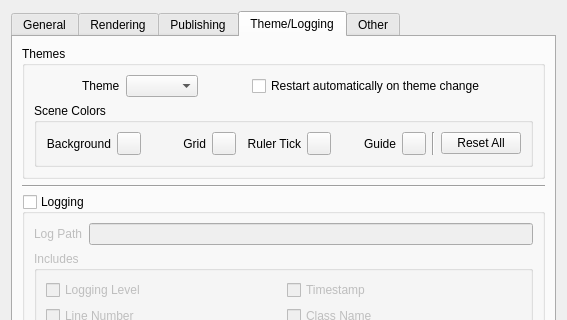
Before: the Qt Designer form mainApp/preferences.ui in trevorsandy/lpub3d-ci, drawn with Qt 5; both pictures show x 0 to 567 and y 0 to 320 of the 567 by 669 pixel window.
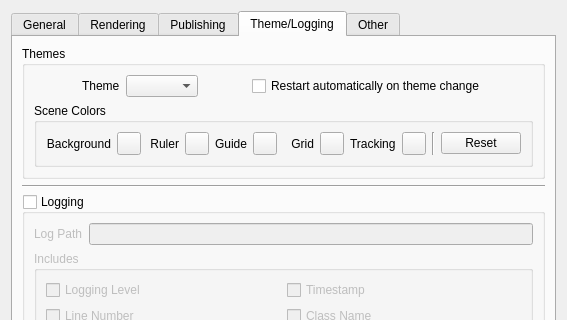
After: the same form once the commit is applied. Icons and pictures are not drawn.

Commit message: Add scene ruler mouse tracking for snap to grid #252

```diff
--- a/mainApp/preferences.ui
+++ b/mainApp/preferences.ui
@@ -7,7 +7,7 @@
    <rect>
     <x>0</x>
     <y>0</y>
-    <width>513</width>
+    <width>508</width>
     <height>633</height>
    </rect>
   </property>
@@ -1756,33 +1756,13 @@
                </property>
               </widget>
              </item>
-             <item>
-              <widget class="QLabel" name="label_13">
-               <property name="text">
-                <string>Grid</string>
-               </property>
-               <property name="alignment">
-                <set>Qt::AlignRight|Qt::AlignTrailing|Qt::AlignVCenter</set>
-               </property>
-              </widget>
-             </item>
-             <item>
-              <widget class="QToolButton" name="sceneGridColorButton">
-               <property name="toolTip">
-                <string>Set custom scene grid color</string>
-               </property>
-               <property name="text">
-                <string/>
-               </property>
-              </widget>
-             </item>
              <item>
               <widget class="QLabel" name="label_14">
                <property name="toolTip">
                 <string>Set custom scene ruler tick color</string>
                </property>
                <property name="text">
-                <string>Ruler Tick</string>
+                <string>Ruler</string>
                </property>
                <property name="alignment">
                 <set>Qt::AlignRight|Qt::AlignTrailing|Qt::AlignVCenter</set>
@@ -1816,6 +1796,40 @@
                </property>
               </widget>
              </item>
+             <item>
+              <widget class="QLabel" name="label_13">
+               <property name="text">
+                <string>Grid</string>
+               </property>
+               <property name="alignment">
+                <set>Qt::AlignRight|Qt::AlignTrailing|Qt::AlignVCenter</set>
+               </property>
+              </widget>
+             </item>
+             <item>
+              <widget class="QToolButton" name="sceneGridColorButton">
+               <property name="toolTip">
+                <string>Set custom scene grid color</string>
+               </property>
+               <property name="text">
+                <string/>
+               </property>
+              </widget>
+             </item>
+             <item>
+              <widget class="QLabel" name="label_19">
+               <property name="text">
+                <string>Tracking</string>
+               </property>
+              </widget>
+             </item>
+             <item>
+              <widget class="QToolButton" name="sceneRulerTrackingColorButton">
+               <property name="text">
+                <string/>
+               </property>
+              </widget>
+             </item>
              <item>
               <widget class="Line" name="line_4">
                <property name="orientation">
@@ -1825,11 +1839,17 @@
              </item>
              <item>
               <widget class="QPushButton" name="resetSceneColorsButton">
+               <property name="sizePolicy">
+                <sizepolicy hsizetype="Minimum" vsizetype="Fixed">
+                 <horstretch>0</horstretch>
+                 <verstretch>0</verstretch>
+                </sizepolicy>
+               </property>
                <property name="toolTip">
                 <string>Reset all colors to default</string>
                </property>
                <property name="text">
-                <string>Reset All</string>
+                <string>Reset</string>
                </property>
               </widget>
              </item>
```
The commit also changes 10 other files.
